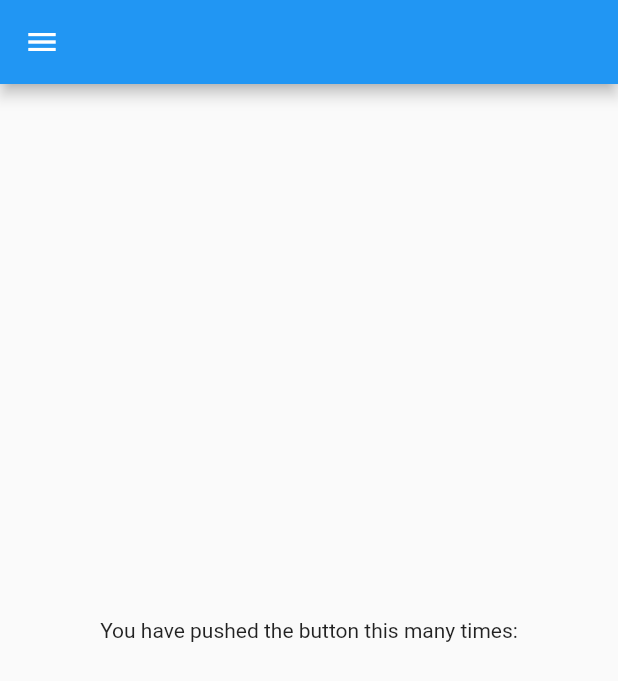
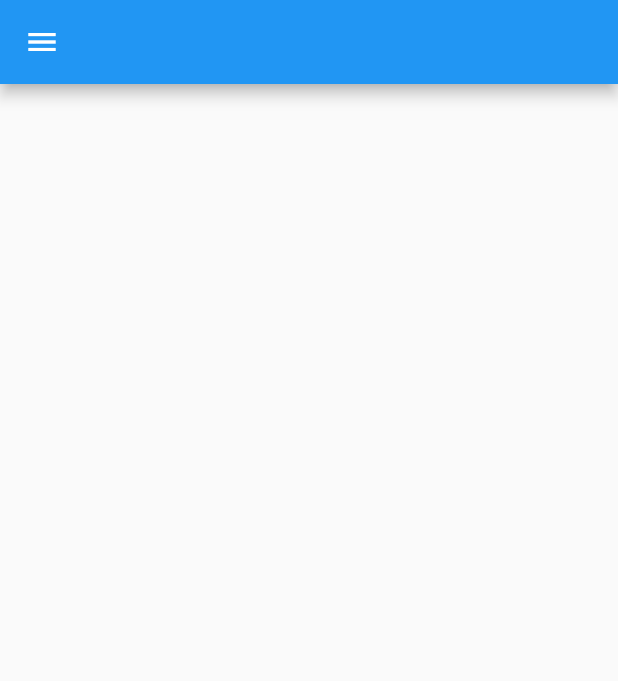
Before and after one commit to samuelcychan/flutter_sip_webrtc_phone_app, a Flutter app: the screen it shows after launch, on a phone screen of 412 x 824 dp. Shown: the top 681 px of the screen. Run offline on Flutter 3.47's test engine with Material 2 defaults, Android fonts, the phone set to English and light mode, and no system bars.

```diff
--- a/lib/main.dart
+++ b/lib/main.dart
@@ -12,6 +12,7 @@ class MyApp extends StatelessWidget {
   @override
   Widget build(BuildContext context) {
     return MaterialApp(
+      debugShowCheckedModeBanner: false,
       title: 'Smart Home',
       theme: ThemeData(
         // This is the theme of your application.
@@ -27,7 +28,6 @@ class MyApp extends StatelessWidget {
       ),
       home: const MyHomePage(title: ''),
       routes: {
-        '/': (context) => MyHomePage(title: ''),
         '/settings': (context) => const SettingsPage(),
       },
     );
@@ -101,7 +101,7 @@ class _MyHomePageState extends State<MyHomePage> {
           mainAxisAlignment: MainAxisAlignment.center,
           children: <Widget>[
             const Text(
-              'You have pushed the button this many times:',
+              '',
             ),
             Text(
               '',
@@ -117,7 +117,6 @@ class _MyHomePageState extends State<MyHomePage> {
       // ), // This trailing comma makes auto-formatting nicer for build methods.
       drawer: Drawer(
         child: ListView(
-          padding: EdgeInsets.zero,
           children: [
             ListTile(
               title: const Text("Settings"),
```
